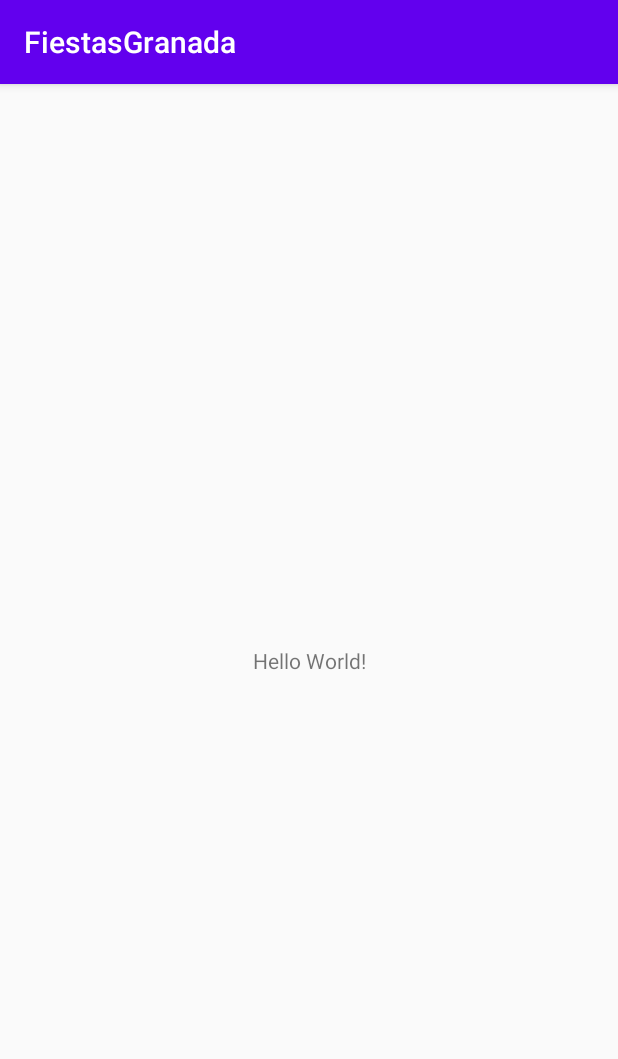
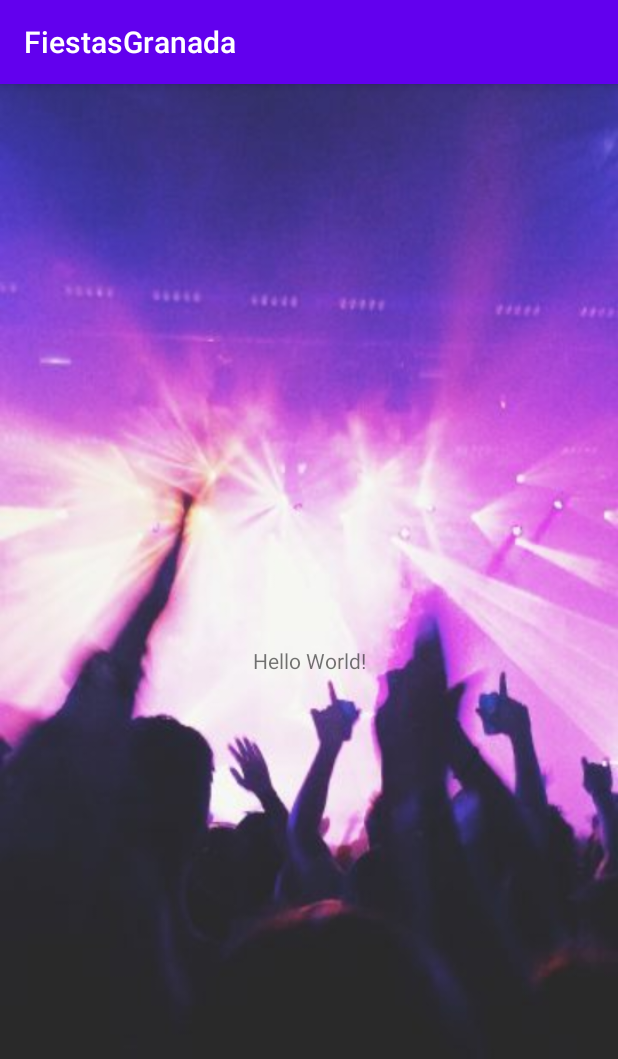
Before and after one commit to AdrianAlonsoDev/FiestasGranada, an Android app: the screen it shows after launch (MainActivity), on a phone screen of 412 x 824 dp. Shown: the top 1059 px of the screen. Run offline under Robolectric (Android 15) with nearby library versions, the phone set to English and light mode, and no system bars.

Commit message:
Added fondo
Signed-off-by: AdrianArtimez <adrianartimez@outlook.com>

```diff
--- a/app/src/main/java/es/fiestasgranada/main/MainActivity.java
+++ b/app/src/main/java/es/fiestasgranada/main/MainActivity.java
@@ -10,5 +10,7 @@ public class MainActivity extends AppCompatActivity {
     protected void onCreate(Bundle savedInstanceState) {
         super.onCreate(savedInstanceState);
         setContentView(R.layout.activity_main);
+        //Test
     }
+
 }
--- a/app/src/main/res/layout/activity_main.xml
+++ b/app/src/main/res/layout/activity_main.xml
@@ -4,6 +4,7 @@
     xmlns:tools="http://schemas.android.com/tools"
     android:layout_width="match_parent"
     android:layout_height="match_parent"
+    android:background="@drawable/fondo"
     tools:context=".MainActivity">
 
     <TextView
```
Also changed, not shown: app/src/main/res/drawable-v24/fondo.jpg (added).
